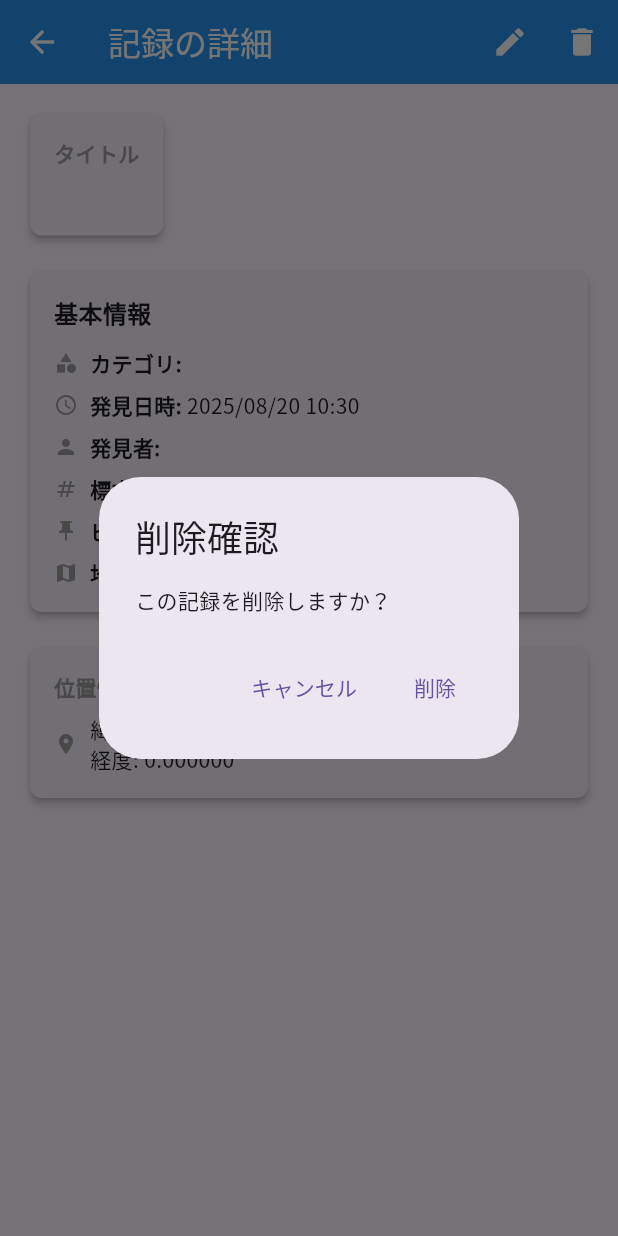
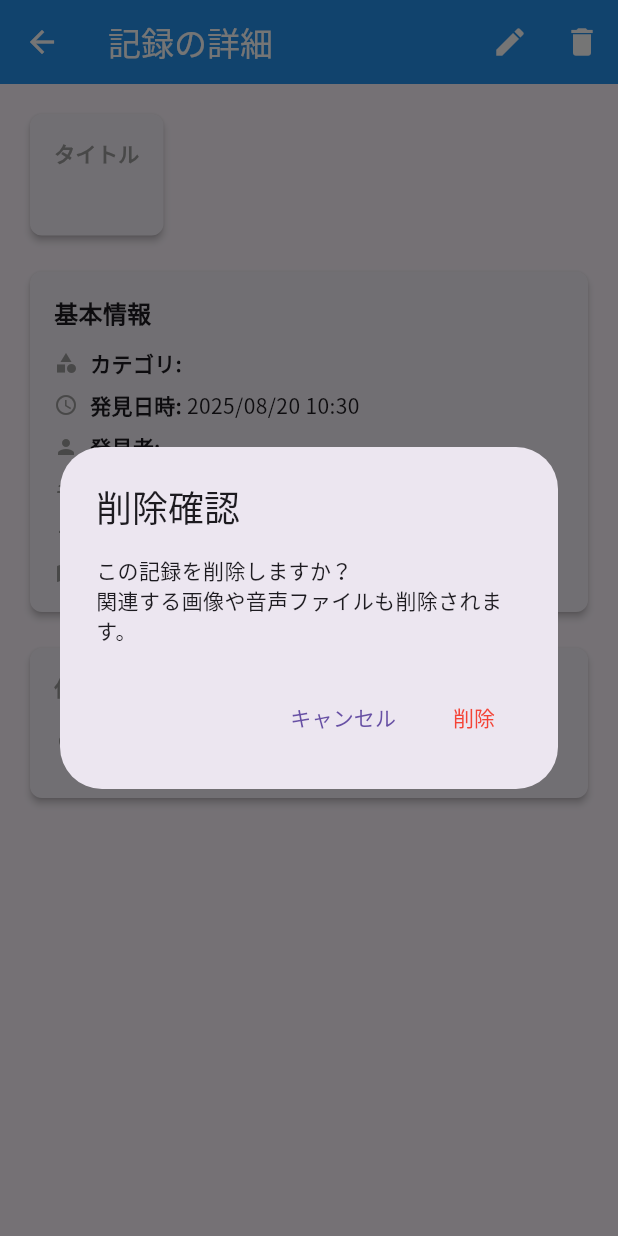
Before and after one commit to akiii2024/location_memo, a Flutter app: the MemoDetailScreen screen opened directly with empty values, after a tap on the "delete" icon, on a phone screen of 412 x 824 dp. Run offline on Flutter 3.47's test engine with Material 3 defaults, Android fonts, the phone set to English and light mode, and no system bars; our stand-ins replace file_picker, flutter_svg, google_fonts, google_generative_ai, hive, hive_flutter and 8 more; missing offline and left inert: dart:html, dart:js_interop, flutter_sound; accounts and stored records are empty.

Commit message:
バージョンを0.1.8-alpha+2から0.1.9-alpha+1に更新。メモ削除時に関連する画像や音声ファイルも削除する機能を追加し、削除成功時と失敗時のメッセージ表示を実装。

```diff
--- a/lib/screens/memo_detail_screen.dart
+++ b/lib/screens/memo_detail_screen.dart
@@ -4,6 +4,7 @@ import '../models/map_info.dart';
 import '../utils/database_helper.dart';
 import '../utils/image_helper.dart';
 import 'location_picker_screen.dart';
+import 'dart:io';
 
 class MemoDetailScreen extends StatefulWidget {
   final Memo memo;
@@ -906,7 +907,7 @@ class _MemoDetailScreenState extends State<MemoDetailScreen> {
                   context: context,
                   builder: (context) => AlertDialog(
                     title: const Text('削除確認'),
-                    content: const Text('この記録を削除しますか？'),
+                    content: const Text('この記録を削除しますか？\n関連する画像や音声ファイルも削除されます。'),
                     actions: [
                       TextButton(
                         onPressed: () => Navigator.pop(context, false),
@@ -914,6 +915,9 @@ class _MemoDetailScreenState extends State<MemoDetailScreen> {
                       ),
                       TextButton(
                         onPressed: () => Navigator.pop(context, true),
+                        style: TextButton.styleFrom(
+                          foregroundColor: Colors.red,
+                        ),
                         child: const Text('削除'),
                       ),
                     ],
@@ -921,8 +925,53 @@ class _MemoDetailScreenState extends State<MemoDetailScreen> {
                 );
 
                 if (shouldDelete == true) {
-                  await DatabaseHelper.instance.delete(widget.memo.id!);
-                  Navigator.pop(context, true);
+                  try {
+                    // 画像ファイルを削除
+                    if (widget.memo.imagePaths != null &&
+                        widget.memo.imagePaths!.isNotEmpty) {
+                      for (final imagePath in widget.memo.imagePaths!) {
+                        final imageFile = File(imagePath);
+                        if (await imageFile.exists()) {
+                          await imageFile.delete();
+                        }
+                      }
+                    }
+
+                    // 音声ファイルを削除
+                    if (widget.memo.audioPath != null &&
+                        widget.memo.audioPath!.isNotEmpty) {
+                      final audioFile = File(widget.memo.audioPath!);
+                      if (await audioFile.exists()) {
+                        await audioFile.delete();
+                      }
+                    }
+
+                    // データベースから削除
+                    await DatabaseHelper.instance.delete(widget.memo.id!);
+
+                    // 成功メッセージを表示
+                    if (mounted) {
+                      ScaffoldMessenger.of(context).showSnackBar(
+                        const SnackBar(
+                          content: Text('記録を削除しました'),
+                          backgroundColor: Colors.green,
+                        ),
+                      );
+                    }
+
+                    // 画面を閉じて、削除が成功したことを通知
+                    Navigator.pop(context, true);
+                  } catch (e) {
+                    // エラーメッセージを表示
+                    if (mounted) {
+                      ScaffoldMessenger.of(context).showSnackBar(
+                        SnackBar(
+                          content: Text('削除に失敗しました: $e'),
+                          backgroundColor: Colors.red,
+                        ),
+                      );
+                    }
+                  }
                 }
               },
             ),
--- a/pubspec.yaml
+++ b/pubspec.yaml
@@ -2,7 +2,7 @@ name: location_memo
 description: "A new Flutter project."
 publish_to: 'none'
 
-version: 0.1.8-alpha+2
+version: 0.1.9-alpha+1
 
 environment:
   sdk: ^3.5.0
```
